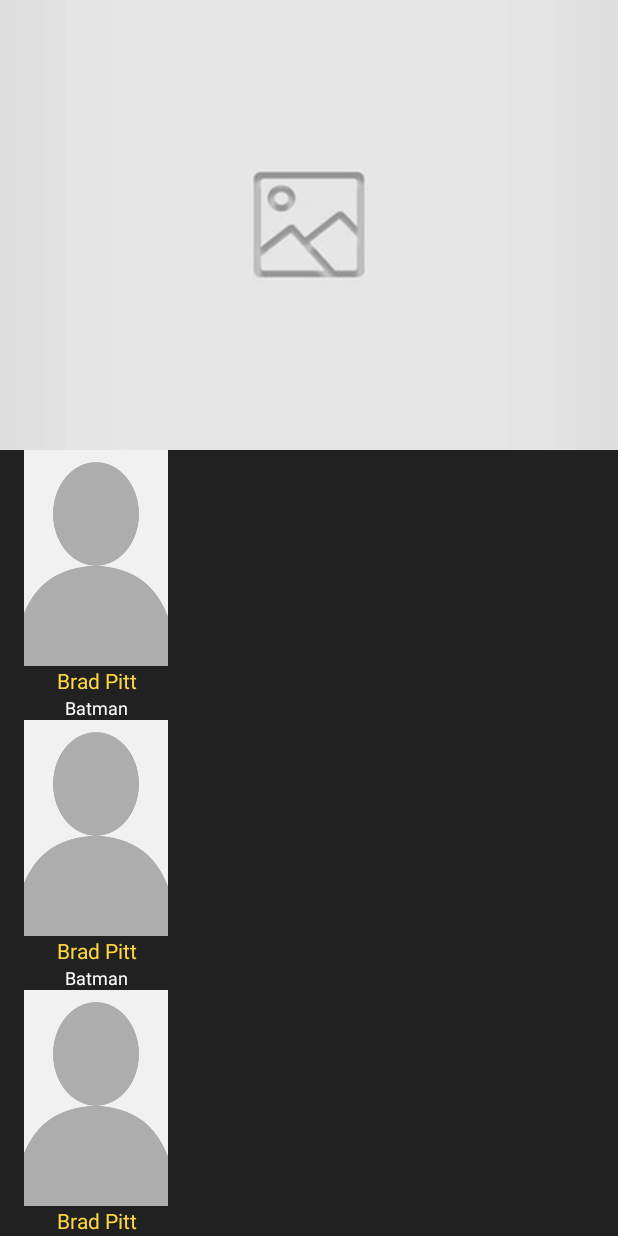
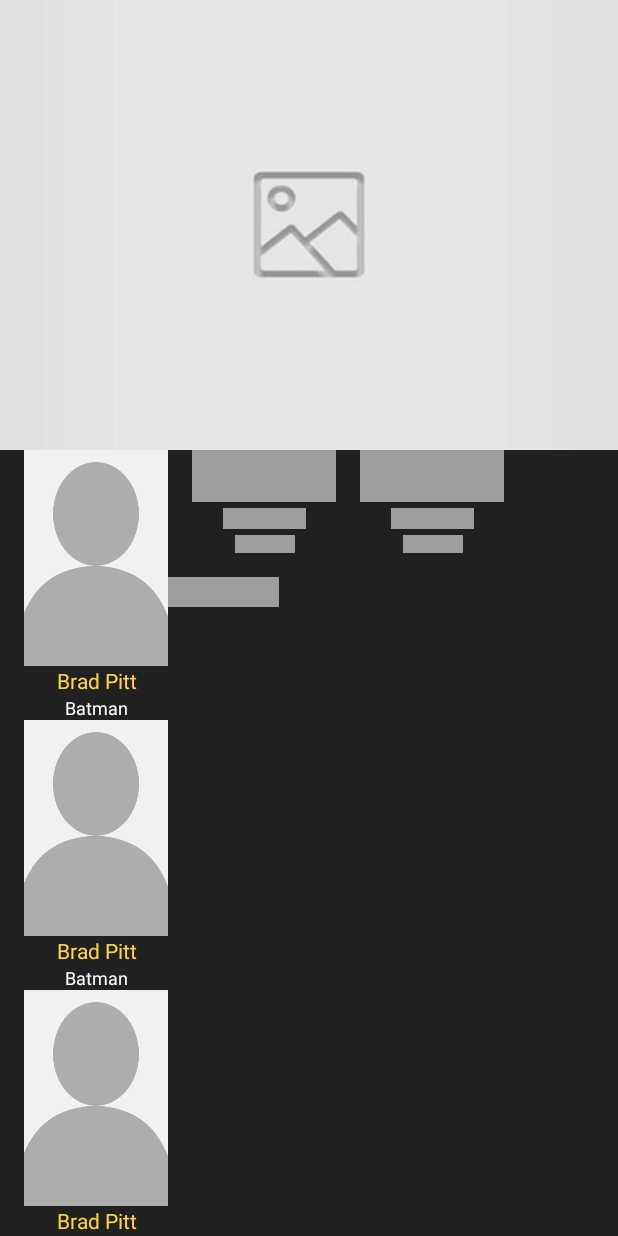
Before and after one commit to imam98/CineMe, an Android app: the layout activity_movie_detail.xml on its own in the app's theme, with its tools: preview values and no code run, on a phone screen of 412 x 824 dp. Run offline under Robolectric (Android 15) with nearby library versions, the phone set to English and light mode, and no system bars.

Commit message:
Implement movie detail shimmer

```diff
--- a/app/src/main/java/com/imam/cineme/activity/MovieDetailActivity.java
+++ b/app/src/main/java/com/imam/cineme/activity/MovieDetailActivity.java
@@ -3,6 +3,7 @@ package com.imam.cineme.activity;
 import android.app.LoaderManager;
 import android.content.Intent;
 import android.content.Loader;
+import android.support.constraint.ConstraintLayout;
 import android.support.design.widget.AppBarLayout;
 import android.support.v7.app.AppCompatActivity;
 import android.os.Bundle;
@@ -17,6 +18,7 @@ import android.widget.TextView;
 
 import com.bumptech.glide.Glide;
 import com.bumptech.glide.load.resource.bitmap.BitmapTransitionOptions;
+import com.facebook.shimmer.ShimmerFrameLayout;
 import com.imam.cineme.R;
 import com.imam.cineme.adapter.CastGridAdapter;
 import com.imam.cineme.adapter.MovieGridAdapter;
@@ -45,6 +47,8 @@ public class MovieDetailActivity extends AppCompatActivity
     @BindView(R.id.lbl_overview) TextView lblOverview;
     @BindView(R.id.lst_casts) RecyclerView lstCasts;
     @BindView(R.id.lst_recommendations) RecyclerView lstRecommendations;
+    @BindView(R.id.container_movie_detail) ConstraintLayout movieDetailContainer;
+    @BindView(R.id.shimmer_container) ShimmerFrameLayout shimmerContainer;
     public static final String EXTRA_MOVIE = "extra_movie";
     private boolean isHideToolbarView = false;
     private Movie movie;
@@ -92,6 +96,8 @@ public class MovieDetailActivity extends AppCompatActivity
 
     @Override
     public Loader<Movie> onCreateLoader(int i, Bundle bundle) {
+        movieDetailContainer.setVisibility(View.GONE);
+        shimmerContainer.setVisibility(View.VISIBLE);
         return new MovieDetailLoader(this, movie);
     }
 
@@ -141,6 +147,10 @@ public class MovieDetailActivity extends AppCompatActivity
             }
         });
         lstRecommendations.setAdapter(movieAdapter);
+
+        shimmerContainer.setVisibility(View.GONE);
+        shimmerContainer.stopShimmer();
+        movieDetailContainer.setVisibility(View.VISIBLE);
     }
 
     @Override
--- a/app/src/main/res/layout/activity_movie_detail.xml
+++ b/app/src/main/res/layout/activity_movie_detail.xml
@@ -62,10 +62,30 @@
             android:layout_width="match_parent"
             android:layout_height="match_parent">
 
+            <include
+                android:id="@+id/shimmer_container"
+                layout="@layout/shimmer_movie_detail"
+                android:layout_width="match_parent"
+                android:layout_height="wrap_content"
+                app:layout_constraintEnd_toEndOf="parent"
+                app:layout_constraintStart_toStartOf="parent"
+                app:layout_constraintTop_toTopOf="parent" />
+
+            <android.support.constraint.ConstraintLayout
+                android:id="@+id/container_movie_detail"
+                android:layout_width="match_parent"
+                android:layout_height="wrap_content"
+                app:layout_constraintEnd_toEndOf="parent"
+                app:layout_constraintStart_toStartOf="parent"
+                app:layout_constraintTop_toTopOf="parent">
+
                 <android.support.constraint.ConstraintLayout
                     android:id="@+id/constraintLayout2"
                     android:layout_width="match_parent"
-                android:layout_height="wrap_content">
+                    android:layout_height="wrap_content"
+                    app:layout_constraintEnd_toEndOf="parent"
+                    app:layout_constraintStart_toStartOf="parent"
+                    app:layout_constraintTop_toTopOf="parent">
 
                     <TextView
                         android:id="@+id/lbl_director"
@@ -86,10 +106,10 @@
                         android:layout_height="wrap_content"
                         android:layout_marginBottom="8dp"
                         android:layout_marginStart="16dp"
+                        android:text="Action, Comedy, Thriller"
                         app:layout_constraintBottom_toBottomOf="parent"
                         app:layout_constraintStart_toStartOf="parent"
-                    app:layout_constraintTop_toBottomOf="@+id/lbl_director"
-                    android:text="Action, Comedy, Thriller" />
+                        app:layout_constraintTop_toBottomOf="@+id/lbl_director" />
 
                     <ImageButton
                         android:id="@+id/btn_planned_to_watch"
@@ -213,8 +233,8 @@
                     app:layout_constraintTop_toBottomOf="@+id/imageView4" />
 
                 <TextView
+                    android:id="@+id/textView5"
                     style="@style/Text.Title"
-                android:id="@+id/textView5"
                     android:layout_width="wrap_content"
                     android:layout_height="wrap_content"
                     android:layout_marginStart="16dp"
@@ -236,8 +256,8 @@
                     app:layout_constraintTop_toBottomOf="@+id/textView5" />
 
                 <TextView
+                    android:id="@+id/textView7"
                     style="@style/Text.Title"
-                android:id="@+id/textView7"
                     android:layout_width="wrap_content"
                     android:layout_height="wrap_content"
                     android:layout_marginStart="16dp"
@@ -262,8 +282,8 @@
                     tools:orientation="horizontal" />
 
                 <TextView
+                    android:id="@+id/textView12"
                     style="@style/Text.Title"
-                android:id="@+id/textView12"
                     android:layout_width="wrap_content"
                     android:layout_height="wrap_content"
                     android:layout_marginStart="16dp"
@@ -290,6 +310,8 @@
 
             </android.support.constraint.ConstraintLayout>
 
+        </android.support.constraint.ConstraintLayout>
+
     </android.support.v4.widget.NestedScrollView>
     <include
         android:id="@+id/float_header_view"
--- /dev/null
+++ b/app/src/main/res/layout/shimmer_movie_detail.xml
@@ -0,0 +1,315 @@
+<?xml version="1.0" encoding="utf-8"?>
+<com.facebook.shimmer.ShimmerFrameLayout
+    xmlns:android="http://schemas.android.com/apk/res/android"
+    xmlns:app="http://schemas.android.com/apk/res-auto"
+    xmlns:tools="http://schemas.android.com/tools"
+    android:layout_width="match_parent"
+    android:layout_height="match_parent"
+    app:shimmer_duration="700">
+
+    <android.support.constraint.ConstraintLayout
+        android:layout_width="match_parent"
+        android:layout_height="match_parent">
+
+        <android.support.constraint.ConstraintLayout
+            android:id="@+id/constraintLayout2"
+            android:layout_width="match_parent"
+            android:layout_height="wrap_content"
+            app:layout_constraintEnd_toEndOf="parent"
+            app:layout_constraintStart_toStartOf="parent"
+            app:layout_constraintTop_toTopOf="parent">
+
+            <View
+                android:id="@+id/shm_director"
+                android:layout_width="200dp"
+                android:layout_height="14dp"
+                android:layout_marginStart="16dp"
+                android:layout_marginTop="8dp"
+                android:background="@color/colorTrivial"
+                app:layout_constraintStart_toStartOf="parent"
+                app:layout_constraintTop_toTopOf="parent" />
+
+            <View
+                android:id="@+id/shm_genre"
+                android:layout_width="150dp"
+                android:layout_height="12dp"
+                android:layout_marginBottom="8dp"
+                android:layout_marginStart="16dp"
+                android:layout_marginTop="4dp"
+                android:background="@color/colorTrivial"
+                app:layout_constraintBottom_toBottomOf="parent"
+                app:layout_constraintStart_toStartOf="parent"
+                app:layout_constraintTop_toBottomOf="@+id/shm_director" />
+
+            <View
+                android:id="@+id/btn_planned_to_watch"
+                android:layout_width="24dp"
+                android:layout_height="24dp"
+                android:layout_marginEnd="16dp"
+                android:background="@color/colorTrivial"
+                app:layout_constraintBottom_toBottomOf="@+id/shm_genre"
+                app:layout_constraintEnd_toEndOf="parent"
+                app:layout_constraintTop_toTopOf="@+id/shm_director" />
+
+            <View
+                android:id="@+id/btn_favorite"
+                android:layout_width="24dp"
+                android:layout_height="24dp"
+                android:layout_marginEnd="16dp"
+                android:background="@color/colorTrivial"
+                app:layout_constraintBottom_toBottomOf="@+id/shm_genre"
+                app:layout_constraintEnd_toStartOf="@+id/btn_planned_to_watch"
+                app:layout_constraintTop_toTopOf="@+id/shm_director" />
+
+        </android.support.constraint.ConstraintLayout>
+
+        <View
+            android:id="@+id/imageView"
+            android:layout_width="48dp"
+            android:layout_height="48dp"
+            android:layout_marginEnd="16dp"
+            android:layout_marginStart="16dp"
+            android:layout_marginTop="8dp"
+            android:background="@color/colorTrivial"
+            app:layout_constraintEnd_toStartOf="@+id/divider2"
+            app:layout_constraintHorizontal_chainStyle="spread"
+            app:layout_constraintStart_toStartOf="parent"
+            app:layout_constraintTop_toBottomOf="@+id/constraintLayout2" />
+
+        <View
+            android:id="@+id/shm_popularity"
+            android:layout_width="30dp"
+            android:layout_height="14dp"
+            android:layout_marginTop="4dp"
+            android:background="@color/colorTrivial"
+            app:layout_constraintEnd_toEndOf="@+id/imageView"
+            app:layout_constraintStart_toStartOf="@+id/imageView"
+            app:layout_constraintTop_toBottomOf="@+id/imageView" />
+
+        <View
+            android:id="@+id/divider2"
+            android:layout_width="1dp"
+            android:layout_height="0dp"
+            android:layout_marginEnd="16dp"
+            android:layout_marginStart="16dp"
+            android:background="?android:attr/listDivider"
+            app:layout_constraintBottom_toBottomOf="@+id/shm_popularity"
+            app:layout_constraintEnd_toStartOf="@+id/imageView3"
+            app:layout_constraintStart_toEndOf="@+id/imageView"
+            app:layout_constraintTop_toTopOf="@+id/imageView"
+            app:layout_constraintVertical_bias="0.0" />
+
+        <View
+            android:id="@+id/imageView3"
+            android:layout_width="48dp"
+            android:layout_height="48dp"
+            android:layout_marginEnd="16dp"
+            android:layout_marginStart="16dp"
+            android:layout_marginTop="8dp"
+            android:background="@color/colorTrivial"
+            app:layout_constraintEnd_toStartOf="@+id/divider3"
+            app:layout_constraintStart_toEndOf="@+id/divider2"
+            app:layout_constraintTop_toBottomOf="@+id/constraintLayout2" />
+
+        <View
+            android:id="@+id/shm_rate"
+            android:layout_width="30dp"
+            android:layout_height="14dp"
+            android:layout_marginTop="4dp"
+            android:background="@color/colorTrivial"
+            app:layout_constraintEnd_toEndOf="@+id/imageView3"
+            app:layout_constraintStart_toStartOf="@+id/imageView3"
+            app:layout_constraintTop_toBottomOf="@+id/imageView3" />
+
+        <View
+            android:id="@+id/divider3"
+            android:layout_width="1dp"
+            android:layout_height="0dp"
+            android:layout_marginEnd="16dp"
+            android:layout_marginStart="16dp"
+            android:background="?android:attr/listDivider"
+            app:layout_constraintBottom_toBottomOf="@+id/shm_rate"
+            app:layout_constraintEnd_toStartOf="@+id/imageView4"
+            app:layout_constraintStart_toEndOf="@+id/imageView3"
+            app:layout_constraintTop_toTopOf="@+id/imageView3" />
+
+        <View
+            android:id="@+id/imageView4"
+            android:layout_width="48dp"
+            android:layout_height="48dp"
+            android:layout_marginEnd="16dp"
+            android:layout_marginStart="16dp"
+            android:layout_marginTop="8dp"
+            android:background="@color/colorTrivial"
+            app:layout_constraintEnd_toEndOf="parent"
+            app:layout_constraintStart_toEndOf="@+id/divider3"
+            app:layout_constraintTop_toBottomOf="@+id/constraintLayout2" />
+
+        <View
+            android:id="@+id/shm_runtime"
+            android:layout_width="70dp"
+            android:layout_height="14dp"
+            android:layout_marginTop="4dp"
+            android:background="@color/colorTrivial"
+            app:layout_constraintEnd_toEndOf="@+id/imageView4"
+            app:layout_constraintStart_toStartOf="@+id/imageView4"
+            app:layout_constraintTop_toBottomOf="@+id/imageView4" />
+
+        <View
+            android:id="@+id/textView5"
+            android:layout_width="100dp"
+            android:layout_height="20dp"
+            android:layout_marginStart="16dp"
+            android:layout_marginTop="24dp"
+            android:background="@color/colorTrivial"
+            app:layout_constraintStart_toStartOf="parent"
+            app:layout_constraintTop_toBottomOf="@+id/shm_popularity" />
+
+        <View
+            android:id="@+id/shm_overview"
+            android:layout_width="0dp"
+            android:layout_height="14dp"
+            android:layout_marginEnd="46dp"
+            android:layout_marginStart="16dp"
+            android:layout_marginTop="4dp"
+            android:background="@color/colorTrivial"
+            app:layout_constraintEnd_toEndOf="parent"
+            app:layout_constraintStart_toStartOf="parent"
+            app:layout_constraintTop_toBottomOf="@+id/textView5" />
+
+        <View
+            android:id="@+id/shm_overview2"
+            android:layout_width="0dp"
+            android:layout_height="14dp"
+            android:layout_marginEnd="16dp"
+            android:layout_marginStart="16dp"
+            android:layout_marginTop="4dp"
+            android:background="@color/colorTrivial"
+            app:layout_constraintEnd_toEndOf="parent"
+            app:layout_constraintStart_toStartOf="parent"
+            app:layout_constraintTop_toBottomOf="@+id/shm_overview" />
+
+        <View
+            android:id="@+id/shm_overview3"
+            android:layout_width="0dp"
+            android:layout_height="14dp"
+            android:layout_marginEnd="65dp"
+            android:layout_marginStart="16dp"
+            android:layout_marginTop="4dp"
+            android:background="@color/colorTrivial"
+            app:layout_constraintEnd_toEndOf="parent"
+            app:layout_constraintStart_toStartOf="parent"
+            app:layout_constraintTop_toBottomOf="@+id/shm_overview2" />
+
+        <View
+            android:id="@+id/shm_overview4"
+            android:layout_width="0dp"
+            android:layout_height="14dp"
+            android:layout_marginEnd="45dp"
+            android:layout_marginStart="16dp"
+            android:layout_marginTop="4dp"
+            android:background="@color/colorTrivial"
+            app:layout_constraintEnd_toEndOf="parent"
+            app:layout_constraintStart_toStartOf="parent"
+            app:layout_constraintTop_toBottomOf="@+id/shm_overview3" />
+
+        <View
+            android:id="@+id/shm_overview5"
+            android:layout_width="0dp"
+            android:layout_height="14dp"
+            android:layout_marginEnd="20dp"
+            android:layout_marginStart="16dp"
+            android:layout_marginTop="4dp"
+            android:background="@color/colorTrivial"
+            app:layout_constraintEnd_toEndOf="parent"
+            app:layout_constraintStart_toStartOf="parent"
+            app:layout_constraintTop_toBottomOf="@+id/shm_overview4" />
+
+        <View
+            android:id="@+id/shm_overview6"
+            android:layout_width="0dp"
+            android:layout_height="14dp"
+            android:layout_marginEnd="75dp"
+            android:layout_marginStart="16dp"
+            android:layout_marginTop="4dp"
+            android:background="@color/colorTrivial"
+            app:layout_constraintEnd_toEndOf="parent"
+            app:layout_constraintStart_toStartOf="parent"
+            app:layout_constraintTop_toBottomOf="@+id/shm_overview5" />
+
+        <View
+            android:id="@+id/textView7"
+            android:layout_width="70dp"
+            android:layout_height="20dp"
+            android:layout_marginStart="16dp"
+            android:layout_marginTop="16dp"
+            android:background="@color/colorTrivial"
+            app:layout_constraintStart_toStartOf="parent"
+            app:layout_constraintTop_toBottomOf="@+id/shm_overview6" />
+
+        <android.support.constraint.ConstraintLayout
+            android:id="@+id/shm_casts"
+            android:layout_width="match_parent"
+            android:layout_height="wrap_content"
+            android:layout_marginEnd="16dp"
+            android:layout_marginStart="16dp"
+            android:layout_marginTop="8dp"
+            app:layout_constraintEnd_toEndOf="parent"
+            app:layout_constraintStart_toStartOf="parent"
+            app:layout_constraintTop_toBottomOf="@id/textView7">
+
+            <include
+                android:id="@+id/include"
+                layout="@layout/shimmer_person_grid"
+                android:layout_width="wrap_content"
+                android:layout_height="wrap_content"
+                app:layout_constraintStart_toStartOf="parent"
+                app:layout_constraintTop_toTopOf="parent" />
+
+            <include
+                android:id="@+id/include2"
+                layout="@layout/shimmer_person_grid"
+                android:layout_width="wrap_content"
+                android:layout_height="wrap_content"
+                android:layout_marginStart="16dp"
+                app:layout_constraintStart_toEndOf="@+id/include"
+                app:layout_constraintTop_toTopOf="parent" />
+
+            <include
+                layout="@layout/shimmer_person_grid"
+                android:layout_width="wrap_content"
+                android:layout_height="wrap_content"
+                android:layout_marginStart="16dp"
+                app:layout_constraintStart_toEndOf="@+id/include2"
+                app:layout_constraintTop_toTopOf="parent" />
+
+        </android.support.constraint.ConstraintLayout>
+
+        <!--<android.support.v7.widget.RecyclerView-->
+            <!--android:id="@+id/shm_casts"-->
+            <!--android:layout_width="0dp"-->
+            <!--android:layout_height="wrap_content"-->
+            <!--android:layout_marginEnd="16dp"-->
+            <!--android:layout_marginStart="16dp"-->
+            <!--android:layout_marginTop="8dp"-->
+            <!--app:layout_constraintEnd_toEndOf="parent"-->
+            <!--app:layout_constraintStart_toStartOf="parent"-->
+            <!--app:layout_constraintTop_toBottomOf="@id/textView7"-->
+            <!--tools:itemCount="5"-->
+            <!--tools:layoutManager="android.support.v7.widget.LinearLayoutManager"-->
+            <!--tools:listitem="@layout/layout_person_grid"-->
+            <!--tools:orientation="horizontal" />-->
+
+        <View
+            android:id="@+id/textView12"
+            android:layout_width="170dp"
+            android:layout_height="20dp"
+            android:layout_marginStart="16dp"
+            android:layout_marginTop="16dp"
+            android:background="@color/colorTrivial"
+            app:layout_constraintStart_toStartOf="parent"
+            app:layout_constraintTop_toBottomOf="@+id/shm_casts" />
+
+    </android.support.constraint.ConstraintLayout>
+
+</com.facebook.shimmer.ShimmerFrameLayout>
--- /dev/null
+++ b/app/src/main/res/layout/shimmer_person_grid.xml
@@ -0,0 +1,35 @@
+<?xml version="1.0" encoding="utf-8"?>
+<android.support.constraint.ConstraintLayout
+    xmlns:android="http://schemas.android.com/apk/res/android"
+    android:layout_width="match_parent"
+    android:layout_height="match_parent"
+    xmlns:app="http://schemas.android.com/apk/res-auto">
+
+    <View
+        android:id="@+id/view"
+        android:layout_width="96dp"
+        android:layout_height="144dp"
+        android:background="@color/colorTrivial"
+        app:layout_constraintStart_toStartOf="parent"
+        app:layout_constraintTop_toTopOf="parent" />
+
+    <View
+        android:id="@+id/view4"
+        android:layout_width="55dp"
+        android:layout_height="14dp"
+        android:layout_marginTop="4dp"
+        android:background="@color/colorTrivial"
+        app:layout_constraintEnd_toEndOf="@+id/view"
+        app:layout_constraintStart_toStartOf="@+id/view"
+        app:layout_constraintTop_toBottomOf="@+id/view" />
+
+    <View
+        android:layout_width="40dp"
+        android:layout_height="12dp"
+        android:layout_marginTop="4dp"
+        android:background="@color/colorTrivial"
+        app:layout_constraintEnd_toEndOf="@+id/view4"
+        app:layout_constraintStart_toStartOf="@+id/view4"
+        app:layout_constraintTop_toBottomOf="@+id/view4" />
+
+</android.support.constraint.ConstraintLayout>
```
Lines whose indentation alone changed are shown as unchanged.
